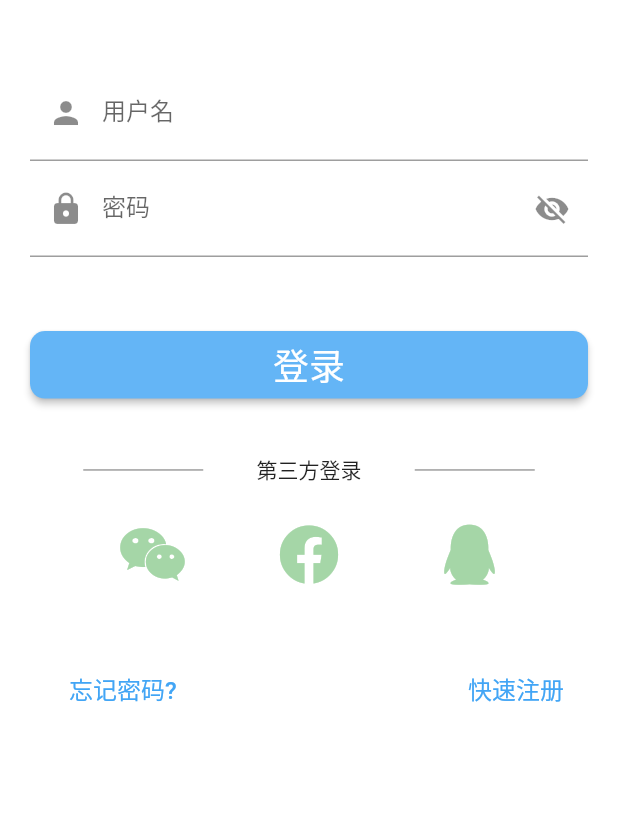
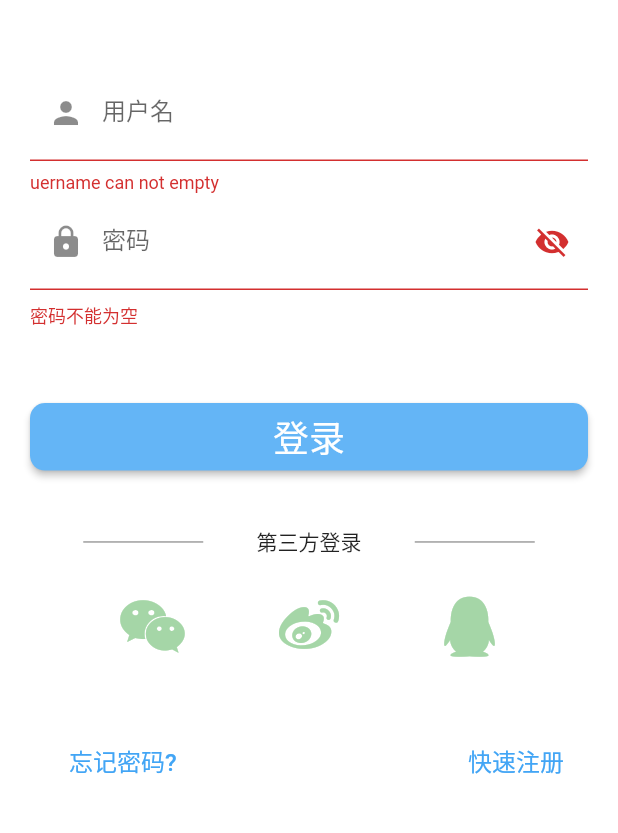
Before and after one commit to chairongzhen/flutterDemo, a Flutter app: the LoginPage screen opened directly, after a tap on "登录", on a phone screen of 412 x 824 dp, the part 224-1057 px from its top. Run offline on Flutter 3.47's test engine with Material 2 defaults, Android fonts, the phone set to English and light mode, and no system bars; our stand-ins replace flutter_screenutil, font_awesome_flutter; network calls fail.

Commit message:
fix login validate bug

```diff
--- a/lib/pages/user/login.dart
+++ b/lib/pages/user/login.dart
@@ -12,7 +12,7 @@ class _LoginPageState extends State<LoginPage> {
   FocusNode _focusNodeUserName = FocusNode();
   FocusNode _focusNodePassWord = FocusNode();
   TextEditingController _userNameController = TextEditingController();
-  GlobalKey _formKey = GlobalKey();
+  final GlobalKey<FormState> _formKey = GlobalKey<FormState>();
   var _password = '';
   var _username = '';
   var _isShowPwd = false;
@@ -68,7 +68,7 @@ class _LoginPageState extends State<LoginPage> {
   String validatePassWord(value) {
     if (value.isEmpty) {
       return '密码不能为空';
-    } else if (value.trim().length18) {
+    } else if (value.trim().length< 8) {
       return '密码长度不正确';
     }
     return null;
@@ -165,6 +165,7 @@ class _LoginPageState extends State<LoginPage> {
           //点击登录按钮，解除焦点，回收键盘
           _focusNodePassWord.unfocus();
           _focusNodeUserName.unfocus();
+          print("$_username + $_password");
           if (_formKey.currentState.validate()) {
             //只有输入通过验证，才会执行这里
             _formKey.currentState.save();
@@ -215,7 +216,7 @@ class _LoginPageState extends State<LoginPage> {
               ),
               IconButton(
                 color: Colors.green[200],
-                icon: Icon(FontAwesomeIcons.facebook),
+                icon: Icon(FontAwesomeIcons.weibo),
                 iconSize: 40.0,
                 onPressed: (){
                 },
```
